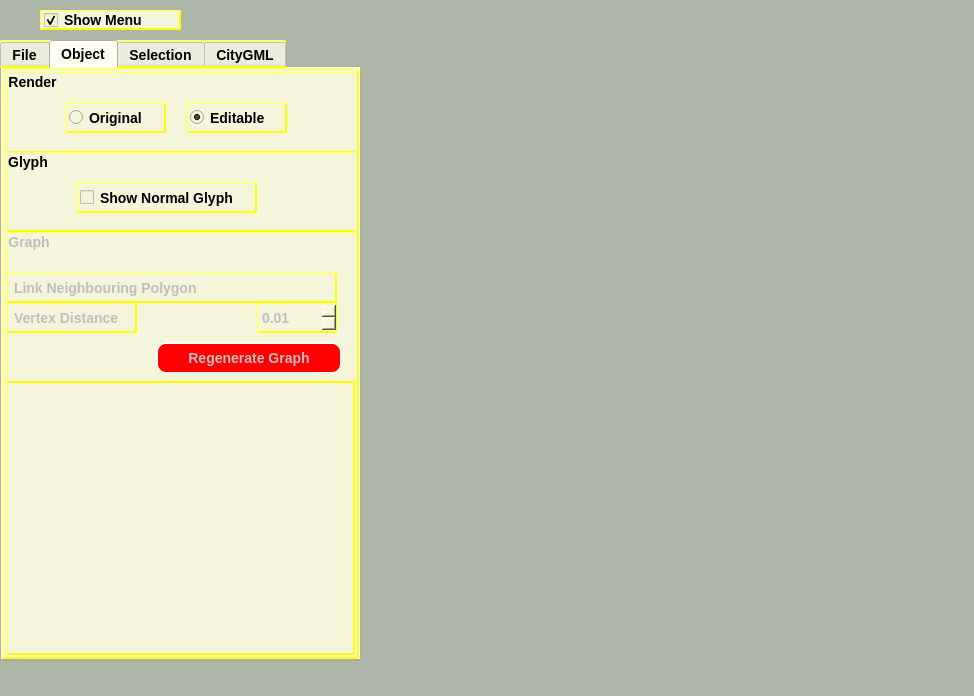
First picture: the form in forms/mainwindow.ui, repository pranjal23/osg2citygml, before the edit.
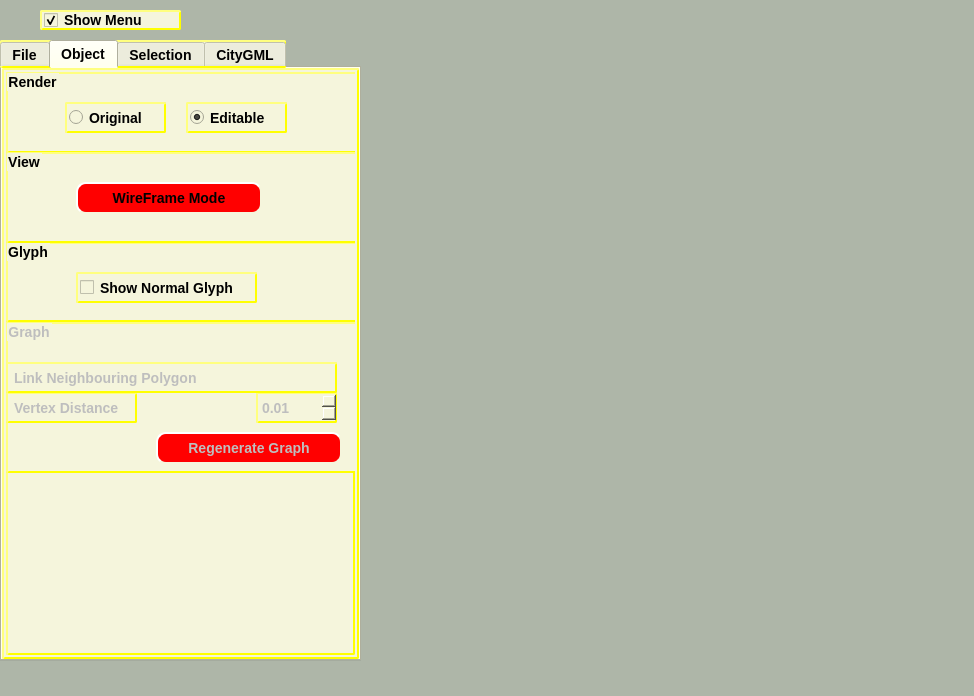
Second picture: the form after the edit. The open tabs and pages were chosen to show the change. Icons and pictures are not drawn. Custom widgets are drawn as their Qt base class.

Commit message: [Changes] - Wireframe Mode Rendering... done

```diff
--- a/forms/mainwindow.ui
+++ b/forms/mainwindow.ui
@@ -937,7 +937,7 @@
      <property name="geometry">
       <rect>
        <x>0</x>
-       <y>80</y>
+       <y>170</y>
        <width>351</width>
        <height>80</height>
       </rect>
@@ -966,7 +966,7 @@
      <property name="geometry">
       <rect>
        <x>0</x>
-       <y>160</y>
+       <y>250</y>
        <width>351</width>
        <height>151</height>
       </rect>
@@ -1053,6 +1053,55 @@
       </property>
      </widget>
     </widget>
+    <widget class="QGroupBox" name="groupBox_7">
+     <property name="geometry">
+      <rect>
+       <x>0</x>
+       <y>80</y>
+       <width>351</width>
+       <height>91</height>
+      </rect>
+     </property>
+     <property name="title">
+      <string>View</string>
+     </property>
+     <widget class="QPushButton" name="wireFrameModeBtn">
+      <property name="geometry">
+       <rect>
+        <x>70</x>
+        <y>30</y>
+        <width>186</width>
+        <height>32</height>
+       </rect>
+      </property>
+      <property name="styleSheet">
+       <string notr="true">QPushButton {
+    background-color: red;
+    border-style: outset;
+    border-width: 2px;
+    border-radius: 10px;
+    border-color: beige;
+    font: bold 14px;
+    min-width: 10em;
+    padding: 6px;
+}
+QPushButton:pressed {
+    background-color: rgb(224, 0, 0);
+    border-style: inset;
+}
+QPushButton:checked {
+    background-color: rgb(200, 0, 0);
+    border-style: inset;
+}</string>
+      </property>
+      <property name="text">
+       <string>WireFrame Mode</string>
+      </property>
+      <property name="checkable">
+       <bool>true</bool>
+      </property>
+     </widget>
+    </widget>
    </widget>
    <widget class="QWidget" name="tab_2">
     <attribute name="title">
```
The commit also changes 5 other files.
